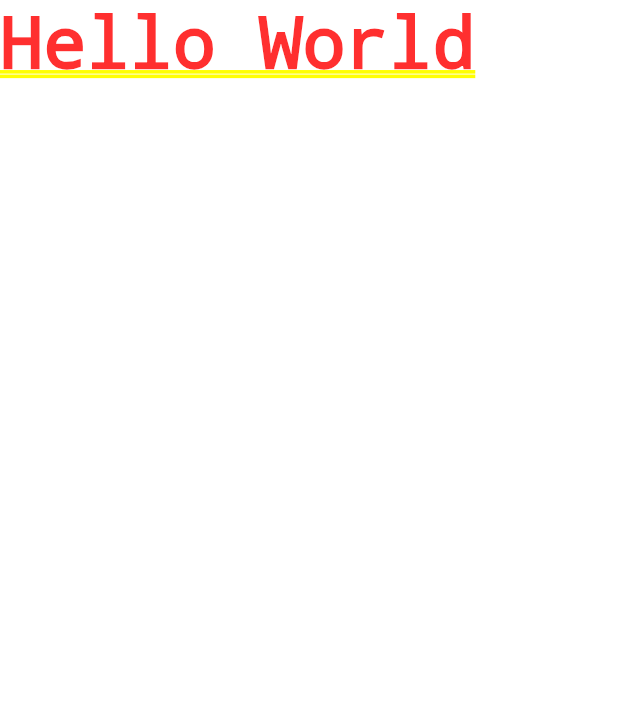
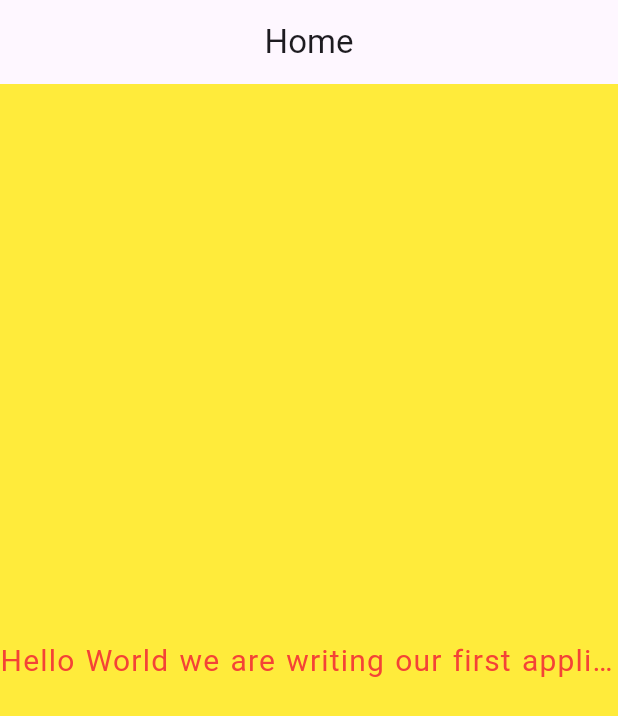
Before and after one commit to RafatMeraz/ostad_flutter_batch_eight, a Flutter app: the screen it shows after launch, on a phone screen of 412 x 824 dp. Shown: the top 716 px of the screen. Run offline on Flutter 3.47's test engine with Material 3 defaults, Android fonts, the phone set to English and light mode, and no system bars.

Commit message:
Add Center and Text widget

```diff
--- a/live_class_project/lib/main.dart
+++ b/live_class_project/lib/main.dart
@@ -1,14 +1,48 @@
 import 'package:flutter/material.dart';
 
+// reformat
+// ctl + shift + l // cmd + shift + l
+
+// suggestion
+// ctl + space
+
+// var, dynamic
+
 void main() {
-  runApp(MyApp());
+  runApp(HelloWorldApp());
 }
 
-class MyApp extends StatelessWidget {
+class HelloWorldApp extends StatelessWidget {
   @override
   Widget build(BuildContext context) {
     return MaterialApp(
-      home: Text('Hello World'),
+      debugShowCheckedModeBanner: true,
+      title: 'Hello World App',
+      home: Scaffold(
+        backgroundColor: Colors.yellow,
+        appBar: AppBar(
+          title: Text('Home'),
+          centerTitle: true,
+        ),
+        body: Center(
+          child: Text(
+            'Hello World we are writing our first application code with flutter',
+            textAlign: TextAlign.justify,
+            maxLines: 1,
+            style: TextStyle(
+              fontSize: 20,
+              color: Colors.red,
+              fontWeight: FontWeight.w400,
+              letterSpacing: 0.8,
+              height: 1.5,
+              // backgroundColor: Colors.black,
+              wordSpacing: 1,
+              // decoration: TextDecoration.lineThrough,
+              overflow: TextOverflow.ellipsis,
+            ),
+          ),
+        ),
+      ),
     );
   }
 }
```
Also changed, not shown: 1 other file.
